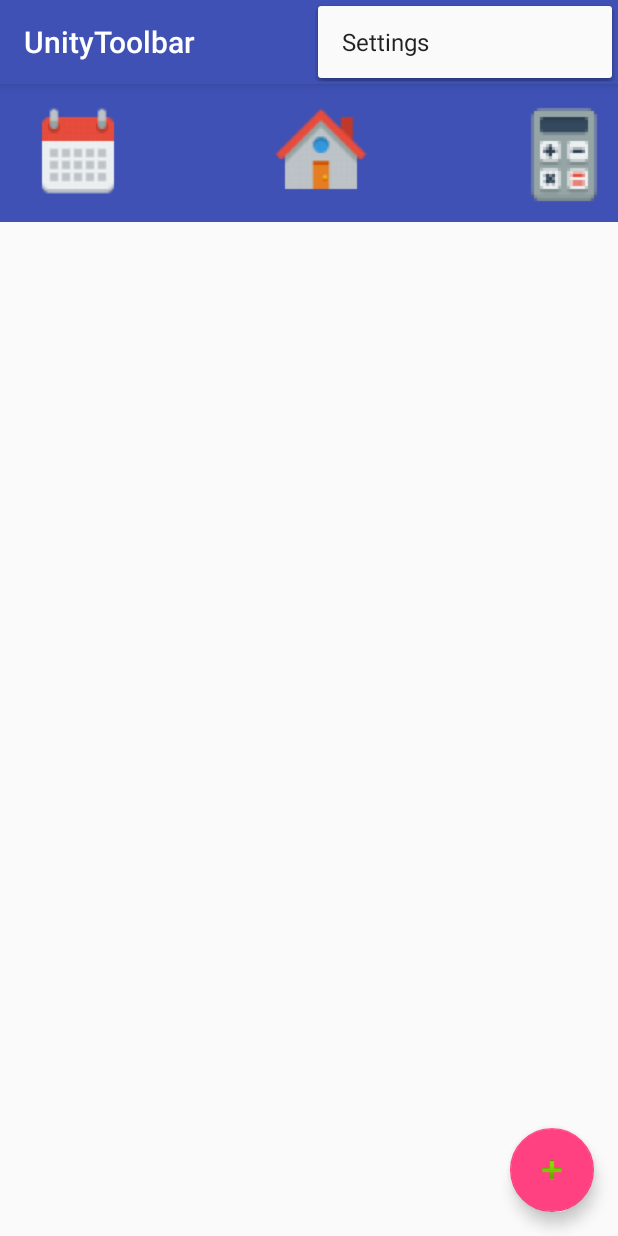
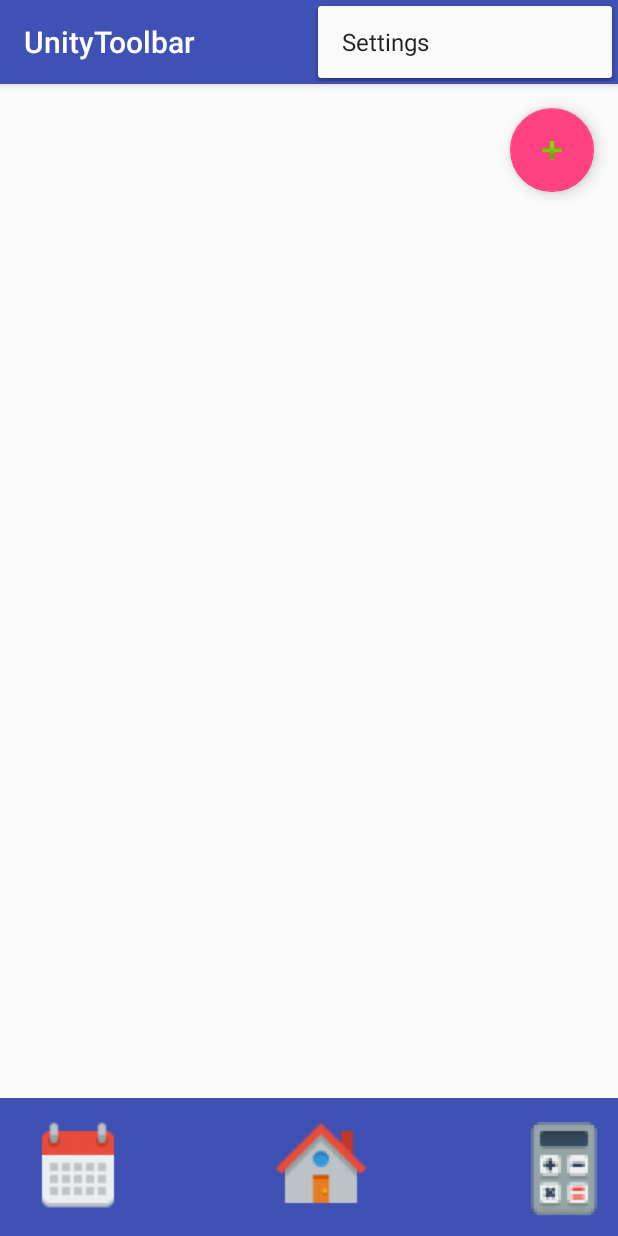
Before and after one commit to jjkaddoura/Unity-Toolbar, an Android app: the NotesActivity screen opened directly, with no data from a screen before it, with the options menu open, on a phone screen of 412 x 824 dp. Run offline under Robolectric (Android 15) with nearby library versions, the phone set to English and light mode, and no system bars.

Commit message:
Updated notes page to get toolbar to fit better

```diff
--- a/app/src/main/res/layout/activity_calculator.xml
+++ b/app/src/main/res/layout/activity_calculator.xml
@@ -61,7 +61,7 @@
                 android:layout_width="wrap_content"
                 android:layout_height="match_parent"
                 android:layout_weight="1"
-                android:backgroundTint="@android:color/holo_red_dark"
+                android:backgroundTint="@android:color/holo_blue_dark"
                 android:text="+/-"
                 android:textSize="24sp" />
 
@@ -70,7 +70,7 @@
                 android:layout_width="wrap_content"
                 android:layout_height="match_parent"
                 android:layout_weight="1"
-                android:backgroundTint="@android:color/holo_red_dark"
+                android:backgroundTint="@android:color/holo_blue_dark"
                 android:text="%"
                 android:textSize="24sp" />
 
--- a/app/src/main/res/layout/activity_notes.xml
+++ b/app/src/main/res/layout/activity_notes.xml
@@ -7,31 +7,27 @@
     android:fitsSystemWindows="true"
     tools:context="edu.ucsb.cs.cs185.jjkaddoura.unitytoolbar.NotesActivity">
 
-
     <android.support.design.widget.FloatingActionButton
         android:id="@+id/fab"
         android:layout_width="wrap_content"
         android:layout_height="wrap_content"
-        android:layout_gravity="bottom|end"
+        android:layout_gravity="top|end"
         android:layout_margin="@dimen/fab_margin"
         app:srcCompat="@android:drawable/ic_input_add" />
 
     <FrameLayout
         android:id="@+id/frameLayout"
         android:layout_width="match_parent"
-        android:layout_height="match_parent"
-       >
+        android:layout_height="match_parent"       >
 
         <include layout="@layout/list" />
-
+        <include
+            android:id="@+id/app_navigation"
+            layout="@layout/tool3"
+            android:layout_width="match_parent"
+            android:layout_height="wrap_content"
+            android:layout_gravity="bottom"/>
     </FrameLayout>
 
-    <include
-        android:id="@+id/app_navigation"
-        layout="@layout/tool3"
-        android:layout_width="match_parent"
-        android:layout_height="wrap_content"
-        android:layout_alignParentBottom="true"
-        android:layout_alignParentLeft="true"
-        android:layout_alignParentStart="true" />
+
 </android.support.design.widget.CoordinatorLayout>
--- a/app/src/main/res/layout/list.xml
+++ b/app/src/main/res/layout/list.xml
@@ -9,4 +9,6 @@
     android:layout_marginRight="16dp"
     app:layoutManager="LinearLayoutManager"
     tools:context="edu.ucsb.cs.cs185.jjkaddoura.unitytoolbar.NotesActivity"
-    tools:listitem="@layout/list_content" />
+    tools:listitem="@layout/list_content"
+
+    />
```
